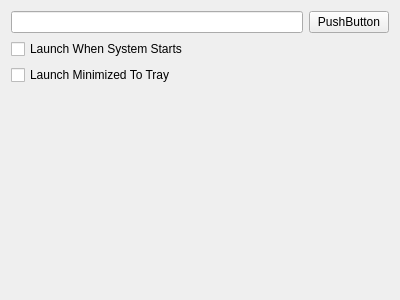
Old version of the form source/ui/settings_window_design.ui in the repository DotBow/Blender-Launcher.
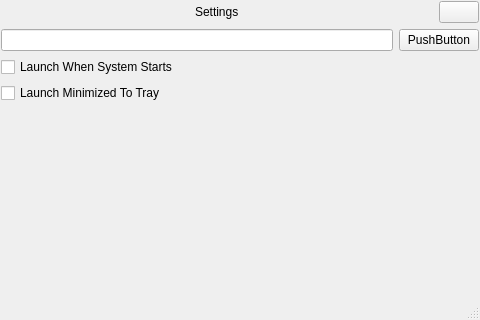
New version of the form. Icons and pictures are not drawn.

Commit message: Change settings window to main window

Diff of the .ui file:
```diff
--- a/source/ui/settings_window_design.ui
+++ b/source/ui/settings_window_design.ui
@@ -1,7 +1,7 @@
 <?xml version="1.0" encoding="UTF-8"?>
 <ui version="4.0">
- <class>Form</class>
- <widget class="QWidget" name="Form">
+ <class>SettingsWindow</class>
+ <widget class="QMainWindow" name="SettingsWindow">
   <property name="windowModality">
    <enum>Qt::ApplicationModal</enum>
   </property>
@@ -9,14 +9,82 @@
    <rect>
     <x>0</x>
     <y>0</y>
-    <width>400</width>
-    <height>300</height>
+    <width>480</width>
+    <height>320</height>
    </rect>
   </property>
   <property name="windowTitle">
    <string>Form</string>
   </property>
+  <widget class="QWidget" name="centralwidget">
   <layout class="QVBoxLayout" name="verticalLayout">
+    <property name="leftMargin">
+     <number>1</number>
+    </property>
+    <property name="topMargin">
+     <number>1</number>
+    </property>
+    <property name="rightMargin">
+     <number>1</number>
+    </property>
+    <property name="bottomMargin">
+     <number>1</number>
+    </property>
+    <item>
+     <layout class="QHBoxLayout" name="horizontalLayout_2">
+      <item>
+       <spacer name="horizontalSpacer">
+        <property name="orientation">
+         <enum>Qt::Horizontal</enum>
+        </property>
+        <property name="sizeHint" stdset="0">
+         <size>
+          <width>40</width>
+          <height>20</height>
+         </size>
+        </property>
+       </spacer>
+      </item>
+      <item>
+       <widget class="QLabel" name="TitleLabel">
+        <property name="text">
+         <string>Settings</string>
+        </property>
+       </widget>
+      </item>
+      <item>
+       <spacer name="horizontalSpacer_2">
+        <property name="orientation">
+         <enum>Qt::Horizontal</enum>
+        </property>
+        <property name="sizeHint" stdset="0">
+         <size>
+          <width>40</width>
+          <height>20</height>
+         </size>
+        </property>
+       </spacer>
+      </item>
+      <item>
+       <widget class="QPushButton" name="CloseButton">
+        <property name="text">
+         <string/>
+        </property>
+        <property name="icon">
+         <iconset>
+          <normalon>:/resources/icons/close.svg</normalon>
+         </iconset>
+        </property>
+        <property name="iconSize">
+         <size>
+          <width>32</width>
+          <height>32</height>
+         </size>
+        </property>
+       </widget>
+      </item>
+     </layout>
+    </item>
    <item>
     <layout class="QHBoxLayout" name="horizontalLayout">
      <item>
@@ -67,6 +135,20 @@
    </item>
   </layout>
  </widget>
- <resources/>
+  <widget class="QMenuBar" name="menubar">
+   <property name="geometry">
+    <rect>
+     <x>0</x>
+     <y>0</y>
+     <width>480</width>
+     <height>21</height>
+    </rect>
+   </property>
+  </widget>
+  <widget class="QStatusBar" name="statusbar"/>
+ </widget>
+ <resources>
+  <include location="../resources/resources.qrc"/>
+ </resources>
  <connections/>
 </ui>
```
Left out of the diff: 2 changed lines with no effect on the pictures. Lines whose indentation alone changed are shown as unchanged. The commit also changes 2 other files.
